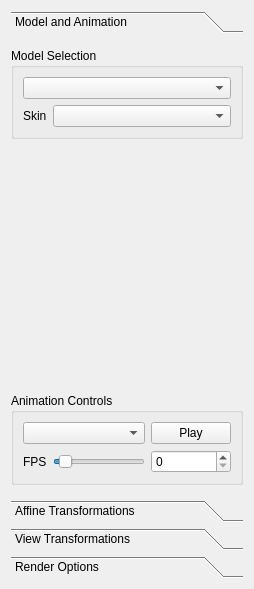
Old version of the form Assignment 2/SidebarUi.ui in the repository jdthorne/cpsc453.
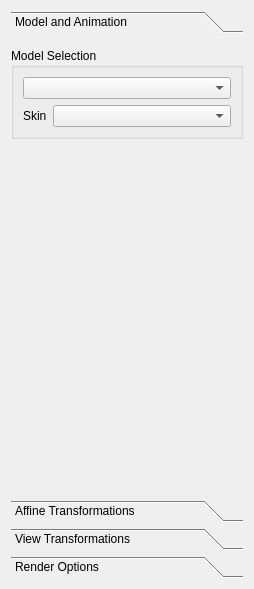
New version of the form. The open tabs and pages were chosen to show the change.

Diff of the .ui file:
```diff
--- a/Assignment 2/SidebarUi.ui
+++ b/Assignment 2/SidebarUi.ui
@@ -73,51 +73,6 @@
          </property>
         </spacer>
        </item>
-       <item>
-        <widget class="QGroupBox" name="groupBox_8">
-         <property name="title">
-          <string>Animation Controls</string>
-         </property>
-         <layout class="QGridLayout" name="gridLayout_5">
-          <item row="0" column="0" colspan="2">
-           <widget class="QComboBox" name="selectAnimation"/>
-          </item>
-          <item row="0" column="2">
-           <widget class="QPushButton" name="playPause">
-            <property name="text">
-             <string>Play</string>
-            </property>
-           </widget>
-          </item>
-          <item row="2" column="0">
-           <widget class="QLabel" name="label_14">
-            <property name="text">
-             <string>FPS</string>
-            </property>
-           </widget>
-          </item>
-          <item row="2" column="1">
-           <widget class="QSlider" name="animationFps">
-            <property name="minimum">
-             <number>2</number>
-            </property>
-            <property name="maximum">
-             <number>120</number>
-            </property>
-            <property name="value">
-             <number>10</number>
-            </property>
-            <property name="orientation">
-             <enum>Qt::Horizontal</enum>
-            </property>
-           </widget>
-          </item>
-          <item row="2" column="2">
-           <widget class="QSpinBox" name="animationFpsSpin"/>
-          </item>
-         </layout>
-        </widget>
-       </item>
       </layout>
      </widget>
      <widget class="QWidget" name="page_2">
```
Left out of the diff: 50 changed lines with no effect on the pictures.
